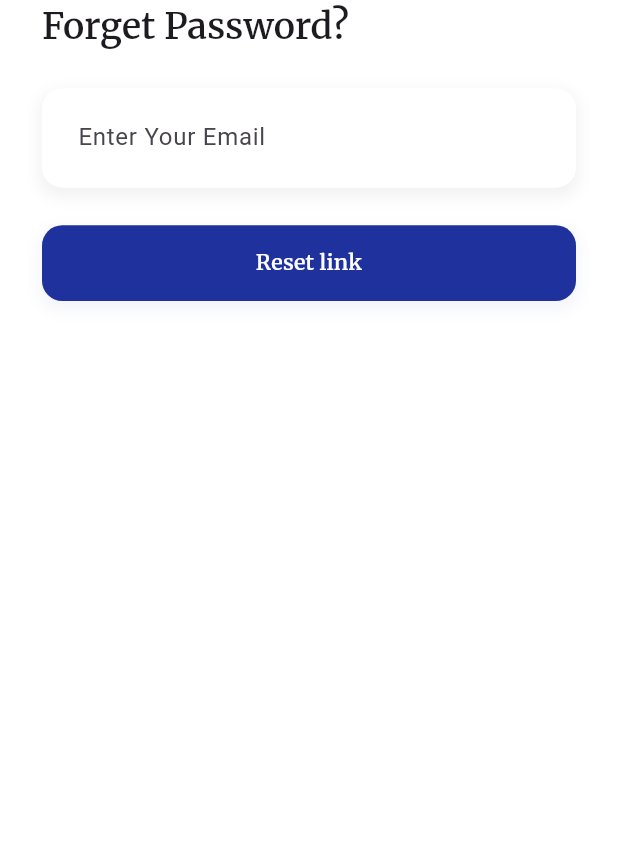
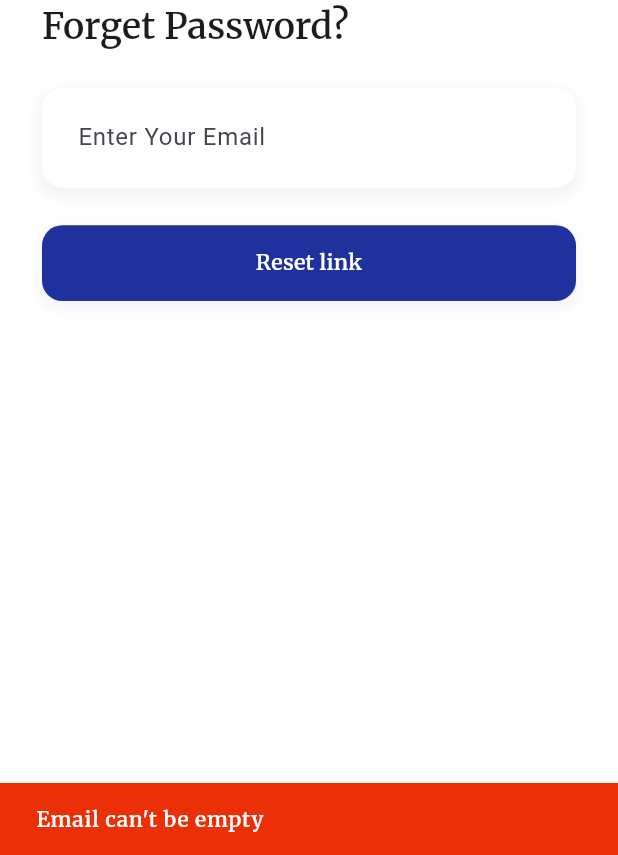
Before and after one commit to Error-Imtiaj/Ton-Ads, a Flutter app: the ForgetPassword screen opened by its route, after a tap on "Reset link", on a phone screen of 412 x 824 dp, the part 381-1236 px from its top. Run offline on Flutter 3.47's test engine with Material 3 defaults, Android fonts, the phone set to English and light mode, and no system bars; our stand-ins replace bloc, firebase_auth, firebase_core, flutter_bloc, flutter_screenutil, flutter_svg and 5 more; missing offline and left inert: flutter_facebook_auth; accounts and stored records are empty.

Commit message:
Bug Fixes

```diff
--- a/lib/app.dart
+++ b/lib/app.dart
@@ -1,6 +1,7 @@
 import 'package:earn_watching_ads/core/themes/app_theme.dart';
 import 'package:earn_watching_ads/core/utils/app_routes.dart';
 import 'package:earn_watching_ads/core/utils/service_locator.dart';
+import 'package:earn_watching_ads/features/authscreen/presentation/forgetPassword/bloc/forget_pass_bloc.dart';
 import 'package:earn_watching_ads/features/authscreen/presentation/loginscreen/bloc/login_bloc.dart';
 import 'package:earn_watching_ads/features/authscreen/presentation/signupScreen/bloc/sign_up_bloc.dart';
 import 'package:earn_watching_ads/features/authscreen/presentation/signupScreen/screens/app_create_account.dart';
@@ -31,6 +32,7 @@ class EarnApp extends StatelessWidget {
             BlocProvider(create: (context) => getIt<SignUpBloc>()),
             BlocProvider(create: (context) => getIt<LoginBloc>()),
             BlocProvider(create: (context) => getIt<HomeBloc>()),
+            BlocProvider(create: (context) => getIt<ForgetPassBloc>()),
           ],
           child: MaterialApp.router(
             debugShowCheckedModeBanner: false,
@@ -48,33 +50,34 @@ class EarnApp extends StatelessWidget {
   final GoRouter _router = GoRouter(
     initialLocation: AppRoutes.initialRoutePath,
     routes: [
+      // Splash Screen
       GoRoute(
         path: AppRoutes.initialRoutePath,
         builder: (context, state) => const SplashScreen(),
       ),
-      // * /LOGIN ROUTES
+
+      // Login
       GoRoute(
         path: AppRoutes.loginRoutePath,
         name: AppRoutes.loginRouteName,
         builder: (context, state) => const AppLogin(),
-        routes: [
-          //? SIGN UP ROUTE
+      ),
+
+      // Sign Up (top-level)
       GoRoute(
-            path: AppRoutes.signUpRoutePath,
+        path: '/${AppRoutes.signUpRoutePath}',
         name: AppRoutes.signUpRouteName,
         builder: (context, state) => const AppCreateAccount(),
       ),
 
-          //? FORGET PASSWORD ROUTE
+      // Forget Password (top-level)
       GoRoute(
-            path: AppRoutes.forgetRoutePath,
+        path: '/${AppRoutes.forgetRoutePath}',
         name: AppRoutes.forgetRouteName,
         builder: (context, state) => const ForgetPassword(),
       ),
-        ],
-      ),
 
-      // TODO HOME ROUTES
+      // Home
       GoRoute(
         path: AppRoutes.homeRoutePath,
         name: AppRoutes.homeRouteName,
--- /dev/null
+++ b/lib/features/authscreen/presentation/forgetPassword/bloc/forget_pass_bloc.dart
@@ -0,0 +1,33 @@
+import 'package:bloc/bloc.dart';
+import 'package:earn_watching_ads/features/authscreen/presentation/forgetPassword/services/forget_pass_services.dart';
+import 'package:meta/meta.dart';
+
+part 'forget_pass_event.dart';
+part 'forget_pass_state.dart';
+
+class ForgetPassBloc extends Bloc<ForgetPassEvent, ForgetPassState> {
+  final ForgetPassServices forgetPassServices;
+  ForgetPassBloc(this.forgetPassServices) : super(ForgetPassInitial()) {
+    on<ForgetPassRequest>((event, emit) async {
+      emit(ForgetPassLoading());
+      try {
+        if (event.email.isEmpty) {
+          emit(ForgetPassError(errorText: "Email can't be empty"));
+          return;
+        }
+        // * Email validation
+        final emailRegex = RegExp(
+          r"^[a-zA-Z0-9._%+-]+@[a-zA-Z0-9.-]+\.[a-zA-Z]{2,}$",
+        );
+        if (!emailRegex.hasMatch(event.email)) {
+          emit(ForgetPassError(errorText: "Please enter a valid email address"));
+          return;
+        }
+        await forgetPassServices.forgetPassword(event.email);
+        emit(ForgetPassLinkSuccess());
+      } catch (e) {
+        emit(ForgetPassError(errorText: e.toString()));
+      }
+    });
+  }
+}
--- /dev/null
+++ b/lib/features/authscreen/presentation/forgetPassword/bloc/forget_pass_event.dart
@@ -0,0 +1,9 @@
+part of 'forget_pass_bloc.dart';
+
+@immutable
+sealed class ForgetPassEvent {}
+
+final class ForgetPassRequest extends ForgetPassEvent {
+  final String email;
+  ForgetPassRequest({required this.email});
+}
--- /dev/null
+++ b/lib/features/authscreen/presentation/forgetPassword/bloc/forget_pass_state.dart
@@ -0,0 +1,15 @@
+part of 'forget_pass_bloc.dart';
+
+@immutable
+sealed class ForgetPassState {}
+
+final class ForgetPassInitial extends ForgetPassState {}
+
+final class ForgetPassLoading extends ForgetPassState {}
+
+final class ForgetPassError extends ForgetPassState {
+  final String errorText;
+  ForgetPassError({required this.errorText});
+}
+
+final class ForgetPassLinkSuccess extends ForgetPassState {}
--- a/lib/features/authscreen/presentation/forgetPassword/screens/forget_password.dart
+++ b/lib/features/authscreen/presentation/forgetPassword/screens/forget_password.dart
@@ -1,10 +1,14 @@
 import 'package:earn_watching_ads/core/themes/app_colors.dart';
 import 'package:earn_watching_ads/core/themes/app_const.dart';
+import 'package:earn_watching_ads/features/authscreen/presentation/forgetPassword/bloc/forget_pass_bloc.dart';
 import 'package:earn_watching_ads/features/authscreen/presentation/widgets/app_logo.dart';
+import 'package:earn_watching_ads/features/authscreen/presentation/widgets/app_snackbar.dart';
 import 'package:earn_watching_ads/features/authscreen/presentation/widgets/app_text_field.dart';
 import 'package:earn_watching_ads/features/authscreen/presentation/widgets/auth_button.dart';
 import 'package:earn_watching_ads/features/authscreen/presentation/widgets/auth_page_title.dart';
+import 'package:earn_watching_ads/features/authscreen/presentation/widgets/lodaing.dart';
 import 'package:flutter/material.dart';
+import 'package:flutter_bloc/flutter_bloc.dart';
 import 'package:flutter_screenutil/flutter_screenutil.dart';
 import 'package:gap/gap.dart';
 import 'package:go_router/go_router.dart';
@@ -27,11 +31,33 @@ class _ForgetPasswordState extends State<ForgetPassword> {
 
   @override
   Widget build(BuildContext context) {
+    return BlocConsumer<ForgetPassBloc, ForgetPassState>(
+      listener: (context, state) {
+        if (state is ForgetPassLinkSuccess) {
+          AppSnackbar.show(
+            context: context,
+            message: "Reset email has been sent",
+            backgroundColor: AppColors.successSnackBarColor,
+          );
+        }
+
+        if (state is ForgetPassError) {
+          AppSnackbar.show(
+            context: context,
+            message: state.errorText,
+            backgroundColor: AppColors.errorSnackBarColor,
+          );
+        }
+      },
+      builder: (context, state) {
         return Scaffold(
           backgroundColor: AppColors.authPagesScaffoldBackColor,
           body: Padding(
             padding: EdgeInsets.all(AppConst.scaffoldPadding),
-        child: SingleChildScrollView(
+
+            child: (state is ForgetPassLoading)
+                ? Center(child: Loading())
+                : SingleChildScrollView(
                     child: Column(
                       crossAxisAlignment: CrossAxisAlignment.start,
                       children: [
@@ -57,11 +83,23 @@ class _ForgetPasswordState extends State<ForgetPassword> {
                           textEditingController: emailController,
                         ),
                         Gap(28.h),
-              AuthButton(buttonName: "Reset link", ontap: () {}),
+                        AuthButton(
+                          buttonName: "Reset link",
+                          ontap: () {
+                            context.read<ForgetPassBloc>().add(
+                              ForgetPassRequest(
+                                email: emailController.text.trim(),
+                              ),
+                            );
+                            emailController.clear();
+                          },
+                        ),
                       ],
                     ),
                   ),
           ),
         );
+      },
+    );
   }
 }
--- /dev/null
+++ b/lib/features/authscreen/presentation/forgetPassword/services/forget_pass_services.dart
@@ -0,0 +1,9 @@
+import 'package:firebase_auth/firebase_auth.dart';
+
+class ForgetPassServices {
+  final FirebaseAuth firebaseAuth;
+  ForgetPassServices({required this.firebaseAuth});
+  Future<void> forgetPassword(String email) async {
+    return await firebaseAuth.sendPasswordResetEmail(email: email);
+  }
+}
--- a/lib/features/authscreen/presentation/loginscreen/bloc/login_event.dart
+++ b/lib/features/authscreen/presentation/loginscreen/bloc/login_event.dart
@@ -9,3 +9,7 @@ final class LoginRequested extends LoginEvent {
 
   LoginRequested({required this.email, required this.password});
 }
+
+final class LoginWithGoogle extends LoginEvent {}
+
+final class LoginWithFacebook extends LoginEvent {}
--- a/lib/features/authscreen/presentation/loginscreen/services/login_services.dart
+++ b/lib/features/authscreen/presentation/loginscreen/services/login_services.dart
@@ -1,9 +1,19 @@
 import 'package:firebase_auth/firebase_auth.dart';
+import 'package:flutter_facebook_auth/flutter_facebook_auth.dart';
+import 'package:google_sign_in/google_sign_in.dart';
 
 class LoginServices {
   final FirebaseAuth firebaseAuth;
+  final GoogleSignIn googleSignIn;
+  final FacebookAuth facebookAuth;
 
-  LoginServices({required this.firebaseAuth});
+  LoginServices({
+    required this.facebookAuth,
+    required this.googleSignIn,
+    required this.firebaseAuth,
+  });
+
+  // SIGN IN WITH EMAIL AND PASSWORD
 
   Future<UserCredential> loginRequest(String email, String pass) async {
     try {
@@ -15,4 +25,44 @@ class LoginServices {
       throw e.message ?? "AN ERROR OCCURED";
     }
   }
+
+  // SIGN IN GOOGLE
+
+  Future<UserCredential> signInWithGoogle() async {
+    // Trigger the authentication flow
+    final GoogleSignInAccount? gUser = await googleSignIn.signIn();
+
+    if (gUser == null) {
+      throw Exception("Google Sign-In was cancelled");
+    }
+
+    // Obtain the auth details from the request
+    final GoogleSignInAuthentication gAuth = await gUser.authentication;
+
+    // Create a new credential
+    final credential = GoogleAuthProvider.credential(
+      accessToken: gAuth.accessToken,
+      idToken: gAuth.idToken,
+    );
+
+    // Sign in with the credential
+    return await firebaseAuth.signInWithCredential(credential);
+  }
+
+  // SIGN IN WITH FACEBOOK
+  Future<UserCredential> signInWthFacebook() async {
+    final LoginResult loginResult = await facebookAuth.login();
+
+    // Create a credential from the access token
+    if (loginResult.status == LoginStatus.success) {
+      final accessToken = loginResult.accessToken;
+
+      final OAuthCredential facebookAuthCredential =
+          FacebookAuthProvider.credential(accessToken!.tokenString);
+
+      return firebaseAuth.signInWithCredential(facebookAuthCredential);
+    } else {
+      throw Exception("Facebook Sign-In was cancelled");
+    }
+  }
 }
--- a/lib/features/authscreen/presentation/signupScreen/bloc/sign_up_event.dart
+++ b/lib/features/authscreen/presentation/signupScreen/bloc/sign_up_event.dart
@@ -14,3 +14,5 @@ final class SignUpButtonPressed extends SignUpEvent {
     required this.confirmPassword,
   });
 }
+
+final class SignUpWithGooglePressed extends SignUpEvent {}
--- a/lib/features/authscreen/presentation/signupScreen/services/sign_up_auth.dart
+++ b/lib/features/authscreen/presentation/signupScreen/services/sign_up_auth.dart
@@ -1,20 +1,42 @@
 import 'package:firebase_auth/firebase_auth.dart';
+import 'package:google_sign_in/google_sign_in.dart';
 
 class SignUpAuth {
-  final FirebaseAuth _firebaseAuth;
-  SignUpAuth({FirebaseAuth? firebaseAuth})
-    : _firebaseAuth = firebaseAuth ?? FirebaseAuth.instance;
+  final FirebaseAuth firebaseAuth;
+  final GoogleSignIn googleSignIn;
+  SignUpAuth({required this.firebaseAuth, required this.googleSignIn});
 
   // SIGN UP WITH EMAIL
   Future<UserCredential> signUpUsingEmail(String email, String pass) async {
     try {
-      return await _firebaseAuth.createUserWithEmailAndPassword(
+      return await firebaseAuth.createUserWithEmailAndPassword(
         email: email,
         password: pass,
       );
-    }on FirebaseAuthException catch (e) {
-        // You can handle different error codes here
+    } on FirebaseAuthException catch (e) {
+      // You can handle different error codes here
       throw Exception(e.message ?? "An error occured");
     }
   }
+
+  Future<UserCredential> signInWithGoogle() async {
+    // Trigger the authentication flow
+    final GoogleSignInAccount? gUser = await googleSignIn.signIn();
+
+    if (gUser == null) {
+      throw Exception("Google Sign-In was cancelled");
+    }
+
+    // Obtain the auth details from the request
+    final GoogleSignInAuthentication gAuth = await gUser.authentication;
+
+    // Create a new credential
+    final credential = GoogleAuthProvider.credential(
+      accessToken: gAuth.accessToken,
+      idToken: gAuth.idToken,
+    );
+
+    // Sign in with the credential
+    return await firebaseAuth.signInWithCredential(credential);
+  }
 }
--- a/pubspec.yaml
+++ b/pubspec.yaml
@@ -43,6 +43,8 @@ dependencies:
   go_router: ^16.0.0
   firebase_auth: ^5.7.0
   get_it: ^8.2.0
+  google_sign_in:
+  flutter_facebook_auth: ^7.1.2
 
 dev_dependencies:
   flutter_test:
```
Also changed, not shown: lib/core/utils/service_locator.dart (+26 -4 lines), lib/features/authscreen/presentation/loginscreen/bloc/login_bloc.dart (+26 -5 lines), lib/features/authscreen/presentation/loginscreen/screens/app_login.dart (+21 -3 lines), lib/features/authscreen/presentation/signupScreen/bloc/sign_up_bloc.dart (+10 -0 lines), lib/features/authscreen/presentation/signupScreen/screens/app_create_account.dart (+8 -4 lines), flutter_01.png (added), pubspec.lock, 9 other files. Lines whose indentation alone changed are shown as unchanged.
